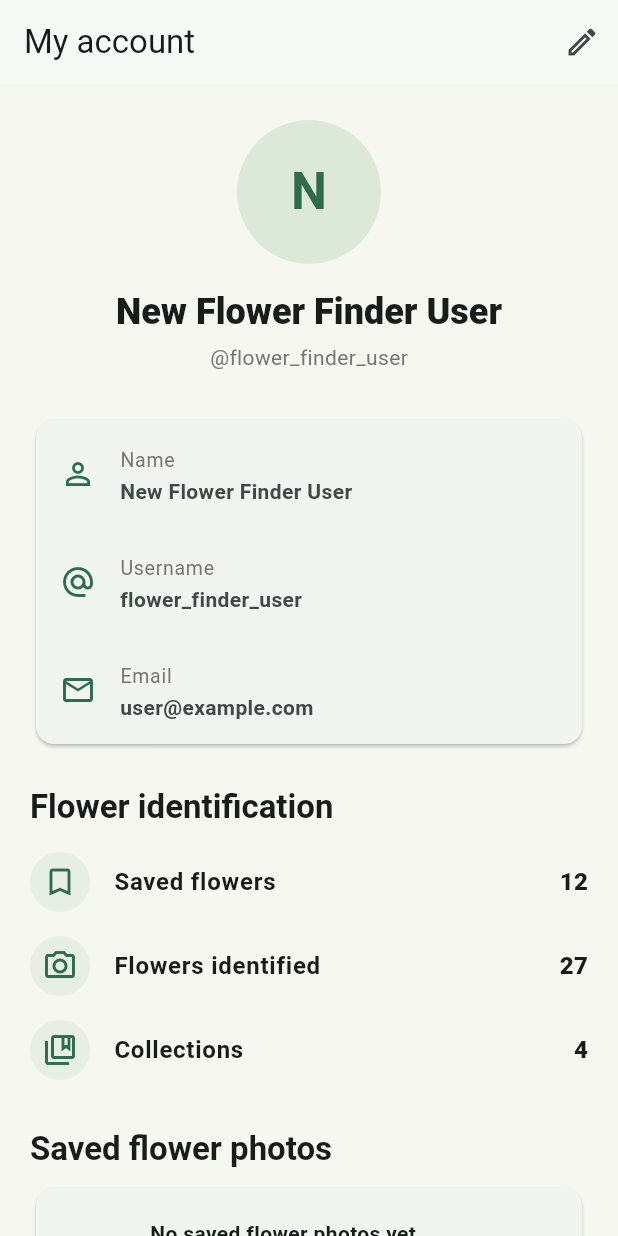
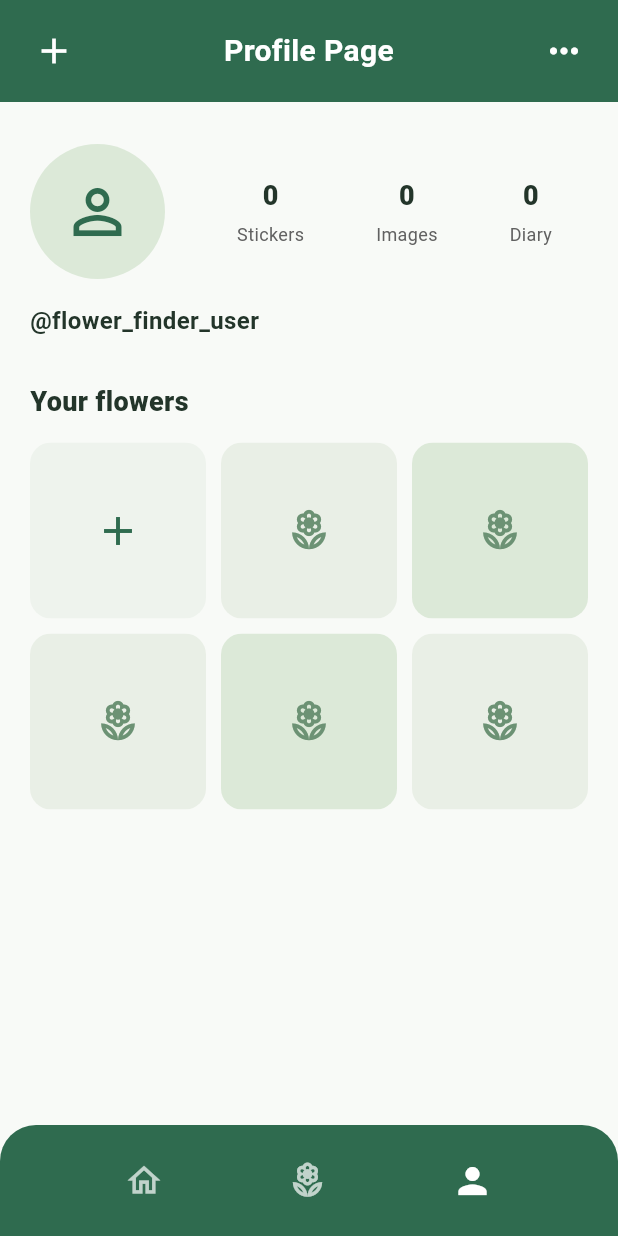
Before and after one commit to Hita06/FlowerFinder, a Flutter app: the screen it shows after launch, on a phone screen of 412 x 824 dp. Run offline on Flutter 3.47's test engine with Material 3 defaults, Android fonts, the phone set to English and light mode, and no system bars.

Commit message:
Implement profile page UI

```diff
--- a/lib/main.dart
+++ b/lib/main.dart
@@ -13,6 +13,7 @@ class MyApp extends StatelessWidget {
   Widget build(BuildContext context) {
     return MaterialApp(
       title: 'Flower Finder',
+      debugShowCheckedModeBanner: false,
       theme: ThemeData(
         // This is the theme of your application.
         //
--- a/lib/user_profile.dart
+++ b/lib/user_profile.dart
@@ -1,4 +1,5 @@
 import 'package:flutter/material.dart';
+import 'package:flutter/services.dart';
 
 class UserAccount {
   UserAccount({required this.name, required this.username, required this.email});
@@ -31,8 +32,6 @@ class _UserProfilePageState extends State<UserProfilePage> {
     email: 'user@example.com',
   );
 
-  final List<String> _savedStickers = const [];
-
   Future<void> _editAccount() async {
     final updatedAccount = await showModalBottomSheet<UserAccount>(
       context: context,
@@ -51,80 +50,147 @@ class _UserProfilePageState extends State<UserProfilePage> {
   @override
   Widget build(BuildContext context) {
     return Scaffold(
-      appBar: AppBar(
-        title: const Text('My account'),
-        actions: [
-          IconButton(
-            onPressed: _editAccount,
-            tooltip: 'Edit account',
-            icon: const Icon(Icons.edit_outlined),
+      backgroundColor: const Color(0xfff8faf7),
+      body: AnnotatedRegion<SystemUiOverlayStyle>(
+        value: const SystemUiOverlayStyle(
+          statusBarColor: Color(0xff2f6b4f),
+          statusBarIconBrightness: Brightness.light,
+          statusBarBrightness: Brightness.dark,
+        ),
+        child: SafeArea(
+          top: false,
+          bottom: false,
+          child: CustomScrollView(
+            slivers: [
+              SliverToBoxAdapter(child: _ProfileHeader(onEdit: _editAccount)),
+              SliverPadding(
+                padding: const EdgeInsets.fromLTRB(20, 28, 20, 32),
+                sliver: SliverList(
+                  delegate: SliverChildListDelegate([
+                    _ProfileSummary(account: _account, imageCount: widget.savedFlowerPhotos.length),
+                    const SizedBox(height: 30),
+                    _SavedFlowerPhotosSection(photos: widget.savedFlowerPhotos),
+                  ]),
+                ),
               ),
             ],
           ),
-      body: ListView(
-        padding: const EdgeInsets.fromLTRB(20, 24, 20, 32),
-        children: [
-          Center(
-            child: CircleAvatar(
-              radius: 48,
-              backgroundColor: const Color(0xffdce9d8),
-              child: Text(
-                _account.name.substring(0, 1),
-                style: const TextStyle(
-                  fontSize: 34,
-                  fontWeight: FontWeight.w700,
-                  color: Color(0xff2f6b4f),
         ),
       ),
+      bottomNavigationBar: Container(
+        height: 74,
+        decoration: const BoxDecoration(
+          color: Color(0xff2f6b4f),
+          borderRadius: BorderRadius.vertical(top: Radius.circular(24)),
         ),
-          ),
-          const SizedBox(height: 16),
-          Center(
-            child: Text(
-              _account.name,
-              style: Theme.of(context).textTheme.headlineSmall?.copyWith(fontWeight: FontWeight.w800),
-            ),
-          ),
-          const SizedBox(height: 4),
-          Center(
-            child: Text('@${_account.username}', style: TextStyle(color: Colors.grey.shade600)),
-          ),
-          const SizedBox(height: 28),
-          Card(
-            child: Column(
+        child: const Row(
+          mainAxisAlignment: MainAxisAlignment.spaceEvenly,
           children: [
-                _AccountRow(icon: Icons.person_outline, label: 'Name', value: _account.name),
-                _AccountRow(icon: Icons.alternate_email, label: 'Username', value: _account.username),
-                _AccountRow(icon: Icons.email_outlined, label: 'Email', value: _account.email),
+            Icon(Icons.home_outlined, color: Colors.white70, size: 26),
+            Icon(Icons.local_florist_outlined, color: Colors.white70, size: 26),
+            Icon(Icons.person, color: Colors.white, size: 28),
           ],
         ),
       ),
-          const SizedBox(height: 24),
-          Text('Flower identification', style: Theme.of(context).textTheme.titleLarge?.copyWith(fontWeight: FontWeight.w700)),
-          const SizedBox(height: 8),
-          const _ActivityTile(icon: Icons.bookmark_outline, title: 'Saved flowers', value: '12'),
-          const _ActivityTile(icon: Icons.camera_alt_outlined, title: 'Flowers identified', value: '27'),
-          const _ActivityTile(icon: Icons.collections_bookmark_outlined, title: 'Collections', value: '4'),
-          const SizedBox(height: 24),
-          _SavedFlowerPhotosSection(photos: widget.savedFlowerPhotos),
-          const SizedBox(height: 24),
-          _SavedItemsSection(
-            title: 'Saved stickers',
-            items: _savedStickers,
-            emptyIcon: Icons.emoji_emotions_outlined,
-            emptyTitle: 'No saved stickers yet',
-            emptyMessage: 'Stickers created from identified flowers will appear here.',
+    );
+  }
+}
+
+class _ProfileHeader extends StatelessWidget {
+  const _ProfileHeader({required this.onEdit});
+
+  final VoidCallback onEdit;
+
+  @override
+  Widget build(BuildContext context) => Container(
+        height: 68,
+        color: const Color(0xff2f6b4f),
+        padding: const EdgeInsets.symmetric(horizontal: 12),
+        child: Row(
+          children: [
+            IconButton(
+              onPressed: () {},
+              tooltip: 'Add',
+              color: Colors.white,
+              icon: const Icon(Icons.add, size: 28),
             ),
-          const SizedBox(height: 20),
-          OutlinedButton.icon(
-            onPressed: () {},
-            icon: const Icon(Icons.logout),
-            label: const Text('Sign out'),
+            const Expanded(
+              child: Text(
+                'Profile Page',
+                textAlign: TextAlign.center,
+                style: TextStyle(color: Colors.white, fontSize: 20, fontWeight: FontWeight.w700),
+              ),
+            ),
+            PopupMenuButton<String>(
+              tooltip: 'More options',
+              icon: const Icon(Icons.more_horiz, color: Colors.white, size: 28),
+              onSelected: (value) {
+                if (value == 'edit') onEdit();
+              },
+              itemBuilder: (context) => const [
+                PopupMenuItem(value: 'edit', child: Text('Edit account')),
+              ],
             ),
           ],
         ),
       );
 }
+
+class _ProfileSummary extends StatelessWidget {
+  const _ProfileSummary({required this.account, required this.imageCount});
+
+  final UserAccount account;
+  final int imageCount;
+
+  @override
+  Widget build(BuildContext context) => Column(
+        children: [
+          Row(
+            children: [
+              const CircleAvatar(
+                radius: 45,
+                backgroundColor: Color(0xffdce9d8),
+                child: Icon(Icons.person_outline, color: Color(0xff2f6b4f), size: 48),
+              ),
+              const SizedBox(width: 24),
+              Expanded(
+                child: Row(
+                  mainAxisAlignment: MainAxisAlignment.spaceAround,
+                  children: [
+                    const _ProfileStat(value: '0', label: 'Stickers'),
+                    _ProfileStat(value: '$imageCount', label: 'Images'),
+                    const _ProfileStat(value: '0', label: 'Diary'),
+                  ],
+                ),
+              ),
+            ],
+          ),
+          const SizedBox(height: 16),
+          Align(
+            alignment: Alignment.centerLeft,
+            child: Text(
+              '@${account.username}',
+              style: const TextStyle(fontSize: 16, fontWeight: FontWeight.w700, color: Color(0xff23352a)),
+            ),
+          ),
+        ],
+      );
+}
+
+class _ProfileStat extends StatelessWidget {
+  const _ProfileStat({required this.value, required this.label});
+
+  final String value;
+  final String label;
+
+  @override
+  Widget build(BuildContext context) => Column(
+        children: [
+          Text(value, style: const TextStyle(fontSize: 18, fontWeight: FontWeight.w800, color: Color(0xff23352a))),
+          const SizedBox(height: 4),
+          Text(label, style: TextStyle(fontSize: 12, color: Colors.grey.shade700)),
+        ],
+      );
 }
 
 class _SavedFlowerPhotosSection extends StatelessWidget {
@@ -133,54 +199,34 @@ class _SavedFlowerPhotosSection extends StatelessWidget {
   final List<SavedFlowerPhoto> photos;
 
   @override
-  Widget build(BuildContext context) => Column(
+  Widget build(BuildContext context) {
+    final itemCount = photos.isEmpty ? 6 : photos.length + 1;
+
+    return Column(
       crossAxisAlignment: CrossAxisAlignment.start,
       children: [
-          Text('Saved flower photos', style: Theme.of(context).textTheme.titleLarge?.copyWith(fontWeight: FontWeight.w700)),
-          const SizedBox(height: 8),
-          if (photos.isEmpty)
-            Card(
-              child: Padding(
-                padding: const EdgeInsets.all(20),
-                child: Row(
-                  children: [
-                    const CircleAvatar(
-                      backgroundColor: Color(0xffe7eee3),
-                      child: Icon(Icons.photo_library_outlined, color: Color(0xff2f6b4f)),
+        const Text(
+          'Your flowers',
+          style: TextStyle(fontSize: 18, fontWeight: FontWeight.w800, color: Color(0xff23352a)),
         ),
-                    const SizedBox(width: 16),
-                    Expanded(
-                      child: Column(
-                        crossAxisAlignment: CrossAxisAlignment.start,
-                        children: [
-                          const Text('No saved flower photos yet', style: TextStyle(fontWeight: FontWeight.w700)),
-                          const SizedBox(height: 4),
-                          Text('Photos from future flower scans will appear here.', style: TextStyle(color: Colors.grey.shade600)),
-                        ],
-                      ),
-                    ),
-                  ],
-                ),
-              ),
-            )
-          else
-            Card(
-              clipBehavior: Clip.antiAlias,
-              child: GridView.builder(
-                padding: const EdgeInsets.all(8),
+        const SizedBox(height: 14),
+        GridView.builder(
           shrinkWrap: true,
           physics: const NeverScrollableScrollPhysics(),
           gridDelegate: const SliverGridDelegateWithFixedCrossAxisCount(
-                  crossAxisCount: 2,
-                  crossAxisSpacing: 8,
-                  mainAxisSpacing: 8,
+            crossAxisCount: 3,
+            crossAxisSpacing: 10,
+            mainAxisSpacing: 10,
             childAspectRatio: 1,
           ),
-                itemCount: photos.length,
+          itemCount: itemCount,
           itemBuilder: (context, index) {
+            if (index == photos.length) return const _AddGalleryTile();
+            if (photos.isEmpty) return _PlaceholderGalleryTile(index: index);
+
             final photo = photos[index];
             return ClipRRect(
-                    borderRadius: BorderRadius.circular(8),
+              borderRadius: BorderRadius.circular(14),
               child: Stack(
                 fit: StackFit.expand,
                 children: [
@@ -191,12 +237,12 @@ class _SavedFlowerPhotosSection extends StatelessWidget {
                       child: Container(
                         width: double.infinity,
                         color: Colors.black54,
-                              padding: const EdgeInsets.symmetric(horizontal: 8, vertical: 6),
+                        padding: const EdgeInsets.symmetric(horizontal: 6, vertical: 5),
                         child: Text(
                           photo.label!,
                           maxLines: 1,
                           overflow: TextOverflow.ellipsis,
-                                style: const TextStyle(color: Colors.white, fontWeight: FontWeight.w600),
+                          style: const TextStyle(color: Colors.white, fontSize: 11, fontWeight: FontWeight.w600),
                         ),
                       ),
                     ),
@@ -205,100 +251,36 @@ class _SavedFlowerPhotosSection extends StatelessWidget {
             );
           },
         ),
-            ),
       ],
     );
   }
+}
 
-class _SavedItemsSection extends StatelessWidget {
-  const _SavedItemsSection({
-    required this.title,
-    required this.items,
-    required this.emptyIcon,
-    required this.emptyTitle,
-    required this.emptyMessage,
-  });
+class _PlaceholderGalleryTile extends StatelessWidget {
+  const _PlaceholderGalleryTile({required this.index});
 
-  final String title;
-  final List<String> items;
-  final IconData emptyIcon;
-  final String emptyTitle;
-  final String emptyMessage;
+  final int index;
 
   @override
-  Widget build(BuildContext context) => Column(
-        crossAxisAlignment: CrossAxisAlignment.start,
-        children: [
-          Text(title, style: Theme.of(context).textTheme.titleLarge?.copyWith(fontWeight: FontWeight.w700)),
-          const SizedBox(height: 8),
-          if (items.isEmpty)
-            Card(
-              child: Padding(
-                padding: const EdgeInsets.all(20),
-                child: Row(
-                  children: [
-                    CircleAvatar(
-                      backgroundColor: const Color(0xffe7eee3),
-                      child: Icon(emptyIcon, color: const Color(0xff2f6b4f)),
+  Widget build(BuildContext context) => ClipRRect(
+        borderRadius: BorderRadius.circular(14),
+        child: Container(
+          color: index.isEven ? const Color(0xffdce9d8) : const Color(0xffe9efe6),
+          child: const Icon(Icons.local_florist_outlined, color: Color(0xff6c9274), size: 30),
         ),
-                    const SizedBox(width: 16),
-                    Expanded(
-                      child: Column(
-                        crossAxisAlignment: CrossAxisAlignment.start,
-                        children: [
-                          Text(emptyTitle, style: const TextStyle(fontWeight: FontWeight.w700)),
-                          const SizedBox(height: 4),
-                          Text(emptyMessage, style: TextStyle(color: Colors.grey.shade600)),
-                        ],
-                      ),
-                    ),
-                  ],
-                ),
-              ),
-            )
-          else
-            Card(
-              child: Column(
-                children: [
-                  for (final item in items) ListTile(title: Text(item)),
-                ],
-              ),
-            ),
-        ],
       );
 }
 
-class _AccountRow extends StatelessWidget {
-  const _AccountRow({required this.icon, required this.label, required this.value});
-
-  final IconData icon;
-  final String label;
-  final String value;
+class _AddGalleryTile extends StatelessWidget {
+  const _AddGalleryTile();
 
   @override
-  Widget build(BuildContext context) => ListTile(
-        leading: Icon(icon, color: const Color(0xff2f6b4f)),
-        title: Text(label, style: TextStyle(color: Colors.grey.shade600, fontSize: 13)),
-        subtitle: Text(value, style: const TextStyle(fontWeight: FontWeight.w600)),
-      );
-}
-
-class _ActivityTile extends StatelessWidget {
-  const _ActivityTile({required this.icon, required this.title, required this.value});
-
-  final IconData icon;
-  final String title;
-  final String value;
-
-  @override
-  Widget build(BuildContext context) => ListTile(
-        contentPadding: EdgeInsets.zero,
-        leading: CircleAvatar(
-          backgroundColor: const Color(0xffe7eee3),
-          child: Icon(icon, color: const Color(0xff2f6b4f)),
+  Widget build(BuildContext context) => ClipRRect(
+        borderRadius: BorderRadius.circular(14),
+        child: Container(
+          color: const Color(0xffeef3ed),
+          child: const Icon(Icons.add, color: Color(0xff2f6b4f), size: 32),
         ),
-        title: Text(title, style: const TextStyle(fontWeight: FontWeight.w700)),
-        trailing: Text(value, style: Theme.of(context).textTheme.titleMedium?.copyWith(fontWeight: FontWeight.w800)),
       );
 }
 
```
Also changed, not shown: 1 other file. Lines whose indentation alone changed are shown as unchanged.
